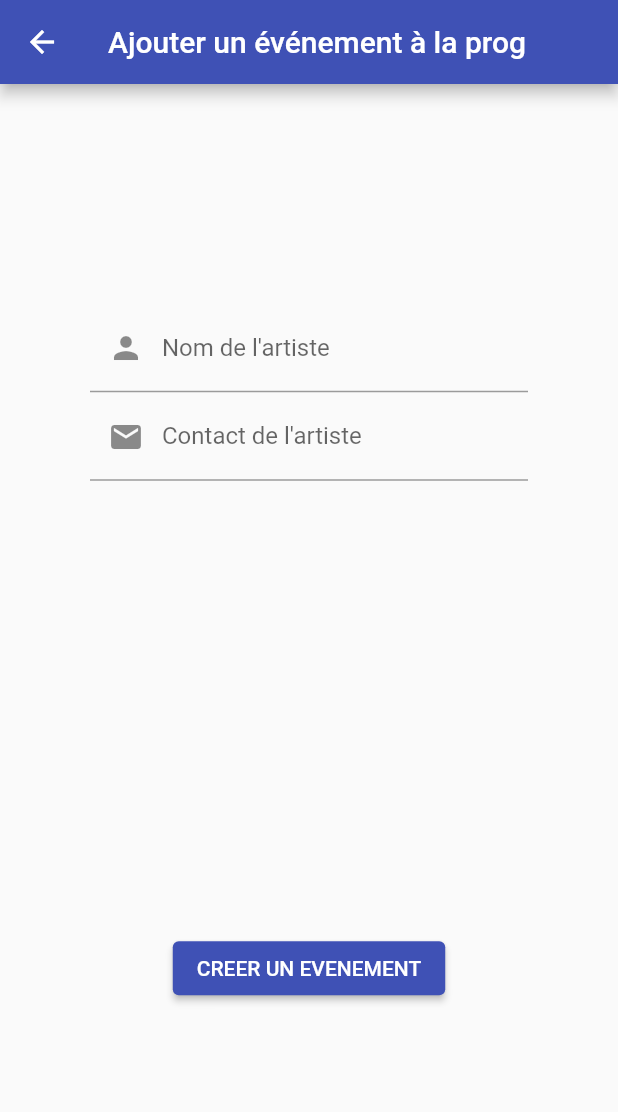
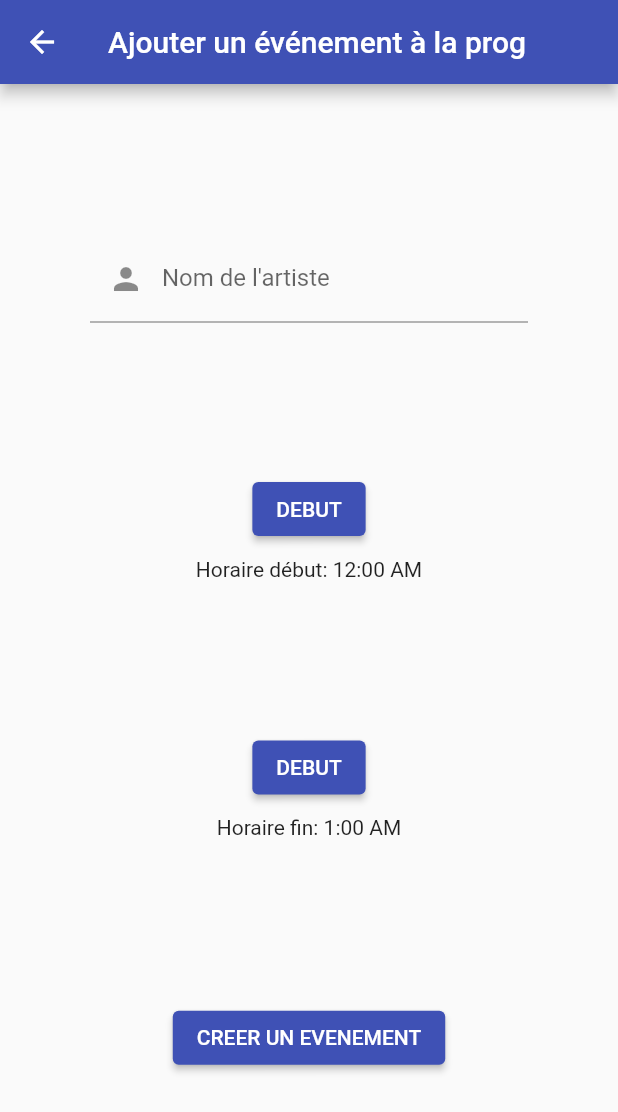
Before and after one commit to Oiwawa/mobile_fest_app, a Flutter app: the CreateEventPage screen opened by its route, after a tap on "CREER UN EVENEMENT", on a phone screen of 412 x 824 dp. Shown: the top 1112 px of the screen. Run offline on Flutter 3.47's test engine with Material 2 defaults, Android fonts, the phone set to English and light mode, and no system bars; our stand-ins replace flutter_secure_storage, fluttertoast; accounts and stored records are empty; network calls fail.

Commit message:
event and stuff

```diff
--- a/lib/bo/event.dart
+++ b/lib/bo/event.dart
@@ -3,23 +3,23 @@ import 'package:mobile_fest_app/bo/scene.dart';
 
 class Event {
   final String id;
-  final String datetime_debut;
-  final String datetime_fin;
+  final String time_debut;
+  final String time_fin;
   final Artiste artiste;
   final Scene scene;
 
   Event({
     required this.id,
-    required this.datetime_debut,
-    required this.datetime_fin,
+    required this.time_debut,
+    required this.time_fin,
     required this.artiste,
     required this.scene
 });
   factory Event.fromJson(Map<String, dynamic> json) {
     return Event(
         id: json['id'],
-        datetime_debut: json['datetime_debut'],
-        datetime_fin: json['datetime_fin'],
+        time_debut: json['time_debut'],
+        time_fin: json['time_fin'],
         artiste: Artiste.fromJson(json['artiste']),
         scene: Scene.fromJson(json['scene'])
     );
--- a/lib/main.dart
+++ b/lib/main.dart
@@ -49,7 +49,7 @@ class MyApp extends StatelessWidget {
         '/admin/festival': (BuildContext context) => AdminFestival(),
         '/admin/users': (BuildContext context) => AdminUser(),
       },
-      initialRoute: '/admin/scenes',
+      initialRoute: '/home',
     );
   }
 }
--- a/lib/widgets/admin/admin_event.dart
+++ b/lib/widgets/admin/admin_event.dart
@@ -40,12 +40,12 @@ class _AdminEventState extends State<AdminEvent> {
                     title: Row(
                       crossAxisAlignment: CrossAxisAlignment.center,
                       children: [
-                        Text(listeEvents[index].datetime_debut.toString(),
+                        Text(listeEvents[index].time_debut.toString(),
                             style: const TextStyle(
                               fontSize: 15.0,
                             )),
                         const Spacer(flex: 1,),
-                        Text(listeEvents[index].datetime_fin.toString(),
+                        Text(listeEvents[index].time_fin.toString(),
                             style: const TextStyle(
                               fontSize: 15.0,
                             )),
--- a/lib/widgets/admin/create/event_create.dart
+++ b/lib/widgets/admin/create/event_create.dart
@@ -13,8 +13,37 @@ class CreateEventPage extends StatefulWidget {
 
 class _CreateEventPageState extends State<CreateEventPage> {
   TextEditingController tecName = TextEditingController();
-  TextEditingController tecContact = TextEditingController();
+  TextEditingController tecDebut = TextEditingController();
+  TextEditingController tecFin = TextEditingController();
 
+
+  TimeOfDay _debut = TimeOfDay(hour: 00, minute: 00);
+  TimeOfDay _fin = TimeOfDay(hour: 01, minute: 00);
+
+  void _selectTimeDebut() async {
+    final TimeOfDay? debut = await showTimePicker(
+      context: context,
+      initialTime: _debut,
+      initialEntryMode: TimePickerEntryMode.input,
+    );
+    if (debut != null) {
+      setState(() {
+        _debut = debut;
+      });
+    }
+  }
+  void _selectTimeFin() async {
+    final TimeOfDay? newTime = await showTimePicker(
+      context: context,
+      initialTime: _fin,
+      initialEntryMode: TimePickerEntryMode.input,
+    );
+    if (newTime != null) {
+      setState(() {
+        _fin = newTime;
+      });
+    }
+  }
 
   @override
   Widget build(BuildContext context) {
@@ -40,38 +69,48 @@ class _CreateEventPageState extends State<CreateEventPage> {
               label: Text('Nom de l\'artiste'),
               prefixIcon: Icon(Icons.person)),
         ),
-        TextField(
-          controller: tecContact,
-          textInputAction: TextInputAction.next,
-          keyboardType: TextInputType.name,
-          decoration: const InputDecoration(
-              label: Text('Contact de l\'artiste'),
-              prefixIcon: Icon(Icons.mail)),
+        const Spacer(flex: 1,),
+        ElevatedButton(
+          onPressed: _selectTimeDebut,
+          child: const Text('DEBUT'),
         ),
-        const Spacer(),
-        const Spacer(),
+        const SizedBox(height: 8),
+        Text(
+          'Horaire début: ${_debut.format(context)}',
+        ),
+        const Spacer(flex: 1,),
+        ElevatedButton(
+          onPressed: _selectTimeFin,
+          child: const Text('DEBUT'),
+        ),
+        const SizedBox(height: 8),
+        Text(
+          'Horaire fin: ${_fin.format(context)}',
+        ),
+        const Spacer(flex: 1,),
         Padding(
           padding: const EdgeInsets.all(8.0),
           child: ElevatedButton(
               onPressed: _onAddEvent,
               child: const Text('CREER UN EVENEMENT')),
         ),
-        const Spacer()
+        const Spacer(flex: 1,),
       ],
     );
   }
 
   _onAddEvent() async {
     print('nom artiste : ${tecName.text}');
-    print('nom artiste : ${tecContact.text}');
     String name = tecName.text;
-    String contact = tecContact.text;
+    String debut = _debut.format(context);
+    String fin = _fin.format(context);
 
     var responseRegister = await http.post(
         Uri.parse('http://127.0.0.1:8000/api/event'),
         body: {
           "nom": name,
-          "contact": contact,
+          "time_debut": debut,
+          "time_fin": fin,
         });
     print(responseRegister.body.toString());
     try {
@@ -82,10 +121,11 @@ class _CreateEventPageState extends State<CreateEventPage> {
 
         tecName.clear();
         _onAdd();
-      } else if (responseRegister.statusCode != null) {
+      } else {
+        print(responseRegister.body);
         SnackBar snackBarSuccess = SnackBar(
             content:
-            Text("Erreur : " + responseRegister.reasonPhrase.toString()));
+            Text(responseRegister.body[0]));
         ScaffoldMessenger.of(context).showSnackBar(snackBarSuccess);
       }
     } on SocketException catch (socketException) {
```
Also changed, not shown: lib/widgets/home_page.dart (+2 -7 lines).
